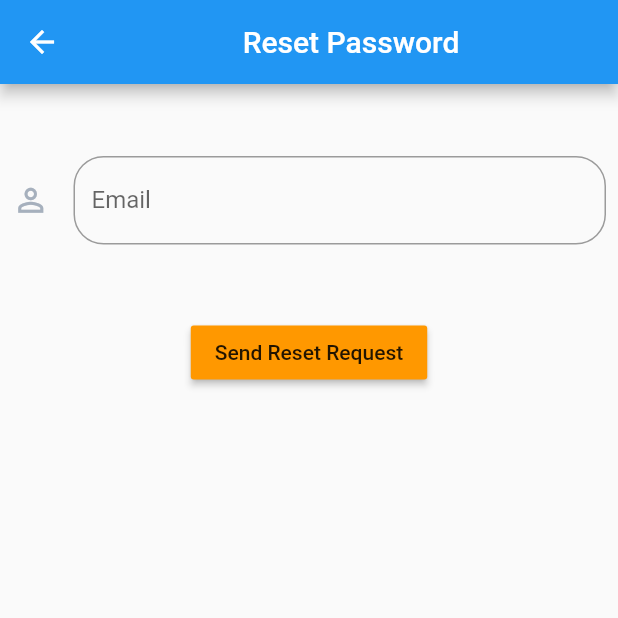
After one commit to 4eug/LoginAuth-firebase, a Flutter app: the screen it shows after launch, after a tap on "Forgot Password?", on a phone screen of 412 x 824 dp, the top half of it. The commit adds this screen. Run offline on Flutter 3.47's test engine with Material 2 defaults, Android fonts, the light colour scheme and no system bars; our stand-ins replace firebase_auth, firebase_core; accounts and stored records are empty.

Commit message:
Reset Password Option Added

```diff
--- a/lib/src/screens/login.dart
+++ b/lib/src/screens/login.dart
@@ -1,6 +1,7 @@
 import 'package:firebase_auth/firebase_auth.dart';
 import 'package:flutter/material.dart';
 import 'package:login_auth_firebase/src/screens/home.dart';
+import 'package:login_auth_firebase/src/screens/reset.dart';
 import 'package:login_auth_firebase/src/screens/verify.dart';
 
 class LoginScreen extends StatefulWidget {
@@ -96,7 +97,14 @@ class _LoginScreenState extends State<LoginScreen> {
                                 builder: (context) => VerifyScreen())));
                   })
             ],
-          )
+          ),
+          Row(mainAxisAlignment: MainAxisAlignment.center, children: [
+            TextButton(
+              child: Text('Forgot Password?'),
+              onPressed: () => Navigator.of(context)
+                  .push(MaterialPageRoute(builder: (context) => ResetScreen())),
+            )
+          ])
         ],
       ),
     );
--- /dev/null
+++ b/lib/src/screens/reset.dart
@@ -0,0 +1,63 @@
+import 'package:firebase_auth/firebase_auth.dart';
+import 'package:flutter/material.dart';
+
+class ResetScreen extends StatefulWidget {
+  @override
+  _ResetScreenState createState() => _ResetScreenState();
+}
+
+class _ResetScreenState extends State<ResetScreen> {
+  String _email;
+  final auth = FirebaseAuth.instance;
+
+  @override
+  Widget build(BuildContext context) {
+    return Scaffold(
+      appBar: AppBar(
+        title: Center(child: Text("Reset Password")),
+      ),
+      body: Column(
+        children: [
+          SizedBox(height: 40),
+          Padding(
+            padding: const EdgeInsets.all(8.0),
+            child: TextField(
+              keyboardType: TextInputType.emailAddress,
+              decoration: InputDecoration(
+                labelText: 'Email',
+                icon: Icon(
+                  Icons.person_outline,
+                  size: 25,
+                  color: Color(0xffA6B0BD),
+                ),
+                isCollapsed: false,
+                border: OutlineInputBorder(
+                    borderRadius: BorderRadius.circular(20.0)),
+              ),
+              onChanged: (value) {
+                setState(() {
+                  _email = value.trim();
+                });
+              },
+            ),
+          ),
+          SizedBox(height: 20),
+          SizedBox(height: 20),
+          Row(
+            mainAxisAlignment: MainAxisAlignment.spaceEvenly,
+            children: [
+              // ignore: deprecated_member_use
+              RaisedButton(
+                  color: Theme.of(context).accentColor,
+                  child: Text('Send Reset Request'),
+                  onPressed: () {
+                    auth.sendPasswordResetEmail(email: _email);
+                    Navigator.of(context).pop();
+                  }),
+            ],
+          ),
+        ],
+      ),
+    );
+  }
+}
```
